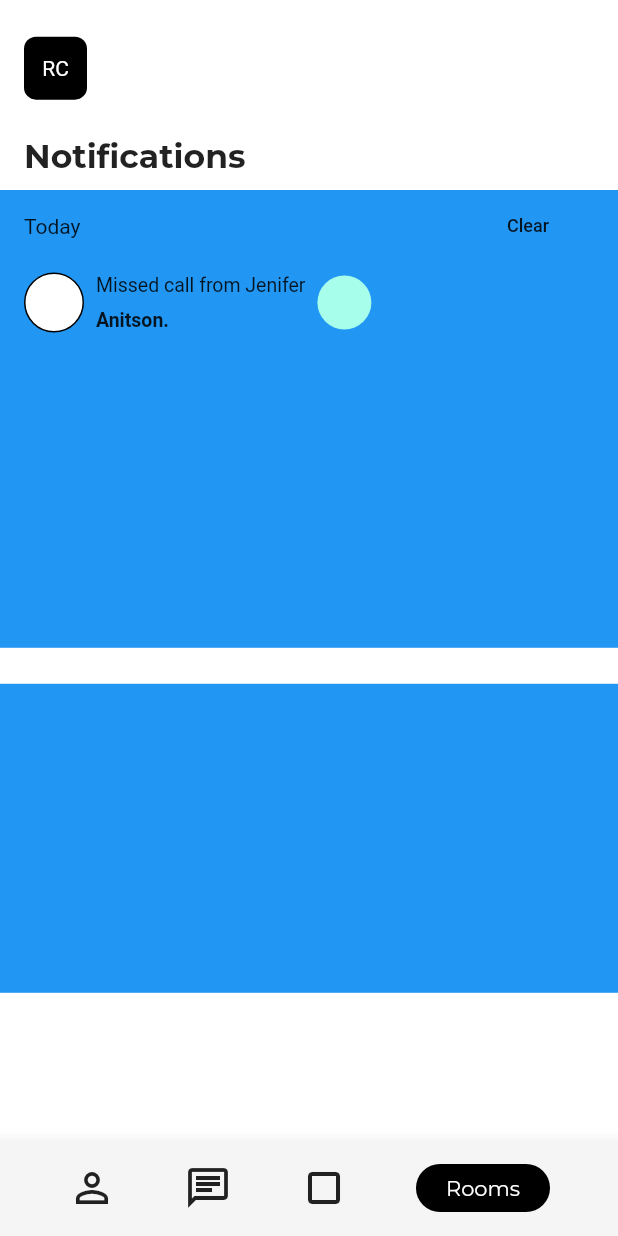
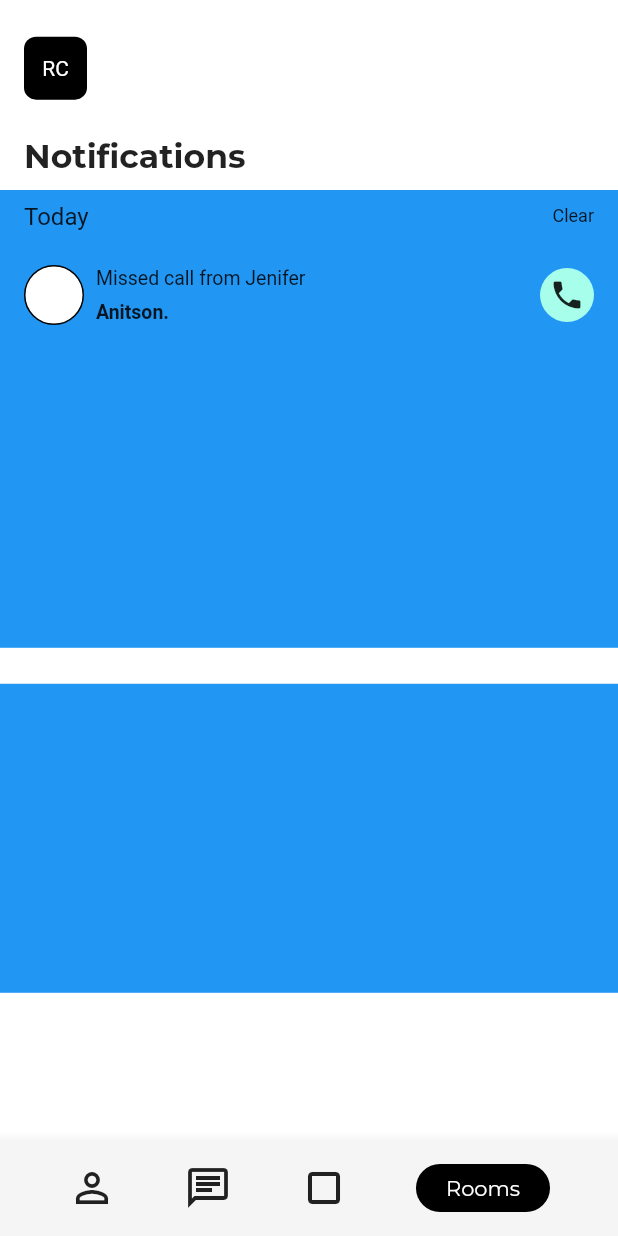
Before and after one commit to JAICHANGPARK/flutter_notebook_8th_story, a Flutter app: the SocialHomePage screen opened by its route, on a phone screen of 412 x 824 dp. Run offline on Flutter 3.47's test engine with Material 2 defaults, Android fonts, the phone set to English and light mode, and no system bars; our stand-ins replace badges, flutter_hooks, google_fonts, hooks_riverpod, state_notifier.

Commit message:
Update social_home_page.dart

```diff
--- a/lib/ep588_social_app/social_home_page.dart
+++ b/lib/ep588_social_app/social_home_page.dart
@@ -63,17 +63,20 @@ class _SocialHomePageState extends State<SocialHomePage> {
                       padding: EdgeInsets.symmetric(horizontal: 16),
                       child: Column(
                         children: [
-                          Row(
-                            mainAxisAlignment: MainAxisAlignment.spaceBetween,
-                            children: [
-                              Text("Today"),
-                              FlatButton(
-                                  onPressed: () {},
-                                  child: Text(
-                                    "Clear",
-                                    style: TextStyle(fontSize: 12),
-                                  ))
-                            ],
+                          Padding(
+                            padding: const EdgeInsets.only(bottom: 16, top: 8),
+                            child: Row(
+                              mainAxisAlignment: MainAxisAlignment.spaceBetween,
+                              children: [
+                                Text("Today",style: TextStyle(
+                                  fontSize: 16
+                                ),),
+                                Text(
+                                  "Clear",
+                                  style: TextStyle(fontSize: 12),
+                                ),
+                              ],
+                            ),
                           ),
                           Row(
                             children: [
@@ -107,6 +110,7 @@ class _SocialHomePageState extends State<SocialHomePage> {
                                   ],
                                 ),
                               ),
+                              Spacer(),
                               Container(
                                 height: 36,
                                 width: 36,
@@ -114,6 +118,7 @@ class _SocialHomePageState extends State<SocialHomePage> {
                                   color: Colors.tealAccent[100],
                                   shape: BoxShape.circle,
                                 ),
+                                child: Icon(Icons.phone),
                               )
                             ],
                           )
```
